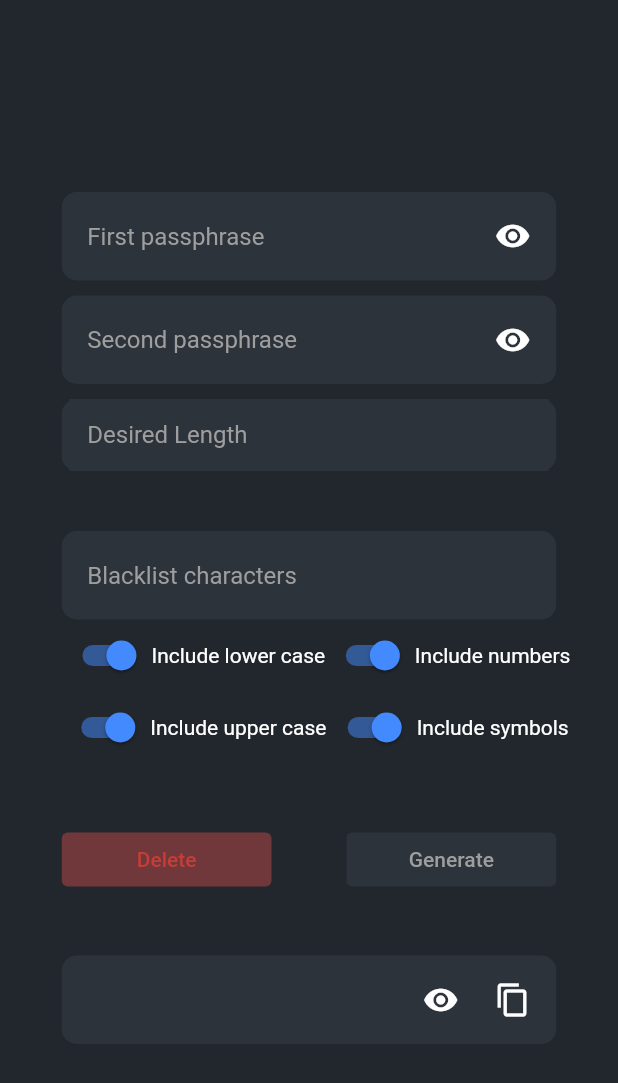
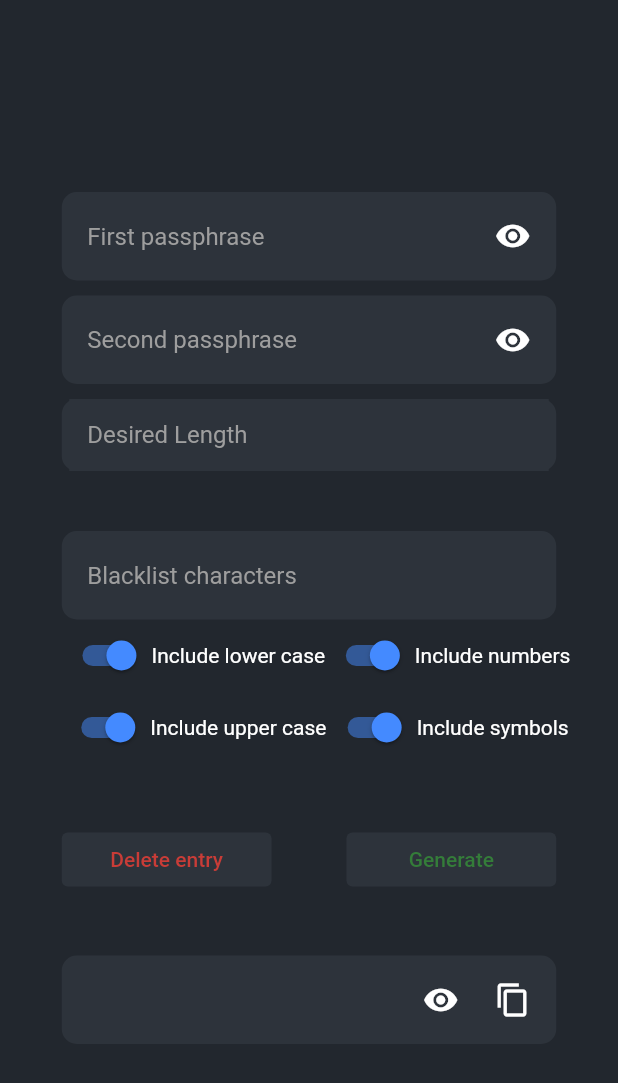
Before and after one commit to Mangiang/password_generator, a Flutter app: the screen it shows after launch, on a phone screen of 412 x 824 dp. Shown: the top 1083 px of the screen. Run offline on Flutter 3.47's test engine with Material 2 defaults, Android fonts, the phone set to English and light mode, and no system bars; our stand-ins replace yaml; missing offline and left inert: yaml_writer.

Commit message:
feat: Add confirmation before deleting entry

```diff
--- /dev/null
+++ b/lib/components/CustomButton.dart
@@ -0,0 +1,95 @@
+import 'package:flutter/material.dart';
+
+enum ButtonType { success, danger, neutral }
+
+enum ColorState {
+  backgroundColorDefault,
+  backgroundColorHoverEnter,
+  backgroundColorHoverExit,
+  textColorDefault,
+  textColorHoverEnter,
+  textColorHoverExit,
+}
+
+const Map<ButtonType, Map<ColorState, Color>> colors = {
+  ButtonType.danger: {
+    ColorState.backgroundColorDefault: Color(0xff2d333b),
+    ColorState.backgroundColorHoverEnter: Color(0xffc93c37),
+    ColorState.backgroundColorHoverExit: Color(0xff2d333b),
+    ColorState.textColorDefault: Color(0xffc93c37),
+    ColorState.textColorHoverEnter: Colors.white,
+    ColorState.textColorHoverExit: Color(0xffc93c37),
+  },
+  ButtonType.success: {
+    ColorState.backgroundColorDefault: Color(0xff2d333b),
+    ColorState.backgroundColorHoverEnter: Color(0xff347d39),
+    ColorState.backgroundColorHoverExit: Color(0xff2d333b),
+    ColorState.textColorDefault: Color(0xff347d39),
+    ColorState.textColorHoverEnter: Colors.white,
+    ColorState.textColorHoverExit: Color(0xff347d39),
+  },
+  ButtonType.neutral: {
+    ColorState.backgroundColorDefault: Color(0xff2d333b),
+    ColorState.backgroundColorHoverEnter: Color(0xff9e9e9e),
+    ColorState.backgroundColorHoverExit: Color(0xff2d333b),
+    ColorState.textColorDefault: Color(0xff9e9e9e),
+    ColorState.textColorHoverEnter: Colors.white,
+    ColorState.textColorHoverExit: Color(0xff9e9e9e),
+  }
+};
+
+class CustomButton extends StatefulWidget {
+  const CustomButton(
+      {Key? key,
+      required this.text,
+      required this.enabled,
+      required this.onPressed,
+      required this.type})
+      : super(key: key);
+
+  final bool enabled;
+  final String text;
+  final ButtonType type;
+  final VoidCallback onPressed;
+
+  @override
+  State<CustomButton> createState() => _CustomButtonState();
+}
+
+class _CustomButtonState extends State<CustomButton> {
+  Color buttonColor = Colors.white;
+  Color textColor = Colors.black;
+
+  @override
+  void initState() {
+    super.initState();
+    buttonColor = colors[widget.type]![ColorState.backgroundColorDefault]!;
+    textColor = colors[widget.type]![ColorState.textColorDefault]!;
+  }
+
+  @override
+  Widget build(BuildContext context) => ElevatedButton(
+        onPressed: widget.enabled ? widget.onPressed : null,
+        child: Text(
+          widget.text,
+          style: TextStyle(
+            color: textColor,
+          ),
+        ),
+        onHover: (bool isHover) {
+          if (widget.enabled) {
+            setState(() {
+              buttonColor = isHover
+                  ? colors[widget.type]![ColorState.backgroundColorHoverEnter]!
+                  : colors[widget.type]![ColorState.backgroundColorHoverExit]!;
+              textColor = isHover
+                  ? colors[widget.type]![ColorState.textColorHoverEnter]!
+                  : colors[widget.type]![ColorState.textColorHoverExit]!;
+            });
+          }
+        },
+        style: ButtonStyle(
+          backgroundColor: MaterialStateProperty.all<Color>(buttonColor),
+        ),
+      );
+}
--- a/lib/components/DangerButton.dart
+++ /dev/null
@@ -1,46 +0,0 @@
-import 'package:flutter/material.dart';
-import 'package:provider/provider.dart';
-
-import '../state/PasswordState.dart';
-import '../utils/PasswordGenerator.dart';
-
-class DangerButton extends StatefulWidget {
-  const DangerButton({Key? key, required this.enabled}) : super(key: key);
-
-  final bool enabled;
-
-  @override
-  State<DangerButton> createState() => _DangerButtonState();
-}
-
-class _DangerButtonState extends State<DangerButton> {
-  Color buttonColor = const Color(0xff70383a);
-  Color textColor = const Color(0xffc93c37);
-
-  @override
-  Widget build(BuildContext context) => Consumer<PasswordState>(
-        builder: (context, state, child) => ElevatedButton(
-          onPressed: widget.enabled
-              ? () => PasswordGenerator.removeFromDataFile(state)
-              : null,
-          child: Text(
-            'Delete',
-            style: TextStyle(
-              color: textColor,
-            ),
-          ),
-          onHover: (bool isHover) {
-            if (widget.enabled) {
-              setState(() {
-                buttonColor =
-                    isHover ? const Color(0xffc93c37) : const Color(0xff2d333b);
-                textColor = isHover ? Colors.white : const Color(0xffc93c37);
-              });
-            }
-          },
-          style: ButtonStyle(
-            backgroundColor: MaterialStateProperty.all<Color>(buttonColor),
-          ),
-        ),
-      );
-}
--- a/lib/components/ValidationButton.dart
+++ /dev/null
@@ -1,50 +0,0 @@
-import 'package:flutter/material.dart';
-import 'package:provider/provider.dart';
-
-import '../state/PasswordState.dart';
-import '../utils/PasswordGenerator.dart';
-
-class ValidationButton extends StatefulWidget {
-  const ValidationButton({Key? key, required this.enabled}) : super(key: key);
-
-  final bool enabled;
-
-  @override
-  State<ValidationButton> createState() => _ValidationButtonState();
-}
-
-class _ValidationButtonState extends State<ValidationButton> {
-  Color buttonColor = const Color(0xff347d39);
-
-  Future<void> generatePassword(PasswordState state) async {
-    if (widget.enabled) {
-      state.updatePassword(await PasswordGenerator.getPassword(state));
-    }
-  }
-
-  @override
-  Widget build(BuildContext context) => Consumer<PasswordState>(
-        builder: (context, state, child) => ElevatedButton(
-          onPressed: widget.enabled ? () => generatePassword(state) : null,
-          child: Text(
-            'Generate',
-            style:
-                TextStyle(color: widget.enabled ? Colors.white : Colors.grey),
-          ),
-          onHover: (bool isHover) {
-            if (widget.enabled) {
-              setState(() {
-                buttonColor =
-                    isHover ? const Color(0xff649467) : const Color(0xff347d39);
-              });
-            }
-            ;
-          },
-          style: ButtonStyle(
-            backgroundColor: MaterialStateProperty.all<Color>(widget.enabled
-                ? buttonColor
-                : const Color(0xff2d333b)),
-          ),
-        ),
-      );
-}
--- a/lib/layout/GenerationActionsRow.dart
+++ b/lib/layout/GenerationActionsRow.dart
@@ -1,10 +1,12 @@
 import 'package:flutter/material.dart';
-import 'package:password_generator/components/DangerButton.dart';
-import 'package:password_generator/components/ValidationButton.dart';
 import 'package:password_generator/state/PasswordState.dart';
 import 'package:provider/provider.dart';
 
+import '../components/CustomButton.dart';
 import '../state/PasswordState.dart';
+import '../utils/PasswordGenerator.dart';
+
+enum DeleteDialogAction { cancel, delete }
 
 class ActionsRow extends StatefulWidget {
   const ActionsRow({Key? key}) : super(key: key);
@@ -22,21 +24,66 @@ class _ActionsRowState extends State<ActionsRow> {
         state.desiredLength > 0;
   }
 
+  Future<void> handleGeneration(PasswordState state) async {
+    if (areButtonsEnabled(state)) {
+      state.updatePassword(await PasswordGenerator.getPassword(state));
+    }
+  }
+
   @override
   Widget build(BuildContext context) =>
       Consumer<PasswordState>(builder: (context, state, child) {
+        AlertDialog alert = AlertDialog(
+          title: const Text("Do you really want to delete this entry ?"),
+          content: const Text(
+            "Warning: This action is irreversible !",
+          ),
+          actions: [
+            CustomButton(
+              type: ButtonType.neutral,
+              text: 'Cancel',
+              enabled: true,
+              onPressed: () =>
+                  Navigator.pop(context, DeleteDialogAction.cancel),
+            ),
+            CustomButton(
+              type: ButtonType.danger,
+              text: 'Delete anyways',
+              enabled: true,
+              onPressed: () =>
+                  Navigator.pop(context, DeleteDialogAction.delete),
+            ),
+          ],
+          backgroundColor: const Color(0xff22272e),
+          titleTextStyle: const TextStyle(color: Colors.white, fontSize: 20),
+          contentTextStyle: const TextStyle(color: Colors.red, fontSize: 16),
+        );
+
         return Row(
           mainAxisAlignment: MainAxisAlignment.center,
           children: [
             Expanded(
-              child: DangerButton(
+              child: CustomButton(
+                type: ButtonType.danger,
+                text: 'Delete entry',
                 enabled: areButtonsEnabled(state),
+                onPressed: () async {
+                  final response =
+                      await showDialog(context: context, builder: (context) => alert)
+                          as DeleteDialogAction;
+                  if (response == DeleteDialogAction.delete) {
+                    PasswordGenerator.removeFromDataFile(state);
+                  }
+                },
               ),
             ),
             const SizedBox(width: 50),
             Expanded(
-              child: ValidationButton(
+              child: CustomButton(
+                type: ButtonType.success,
+                text: 'Generate',
                 enabled: areButtonsEnabled(state),
+                onPressed: () => handleGeneration(state),
               ),
             ),
           ],
```
